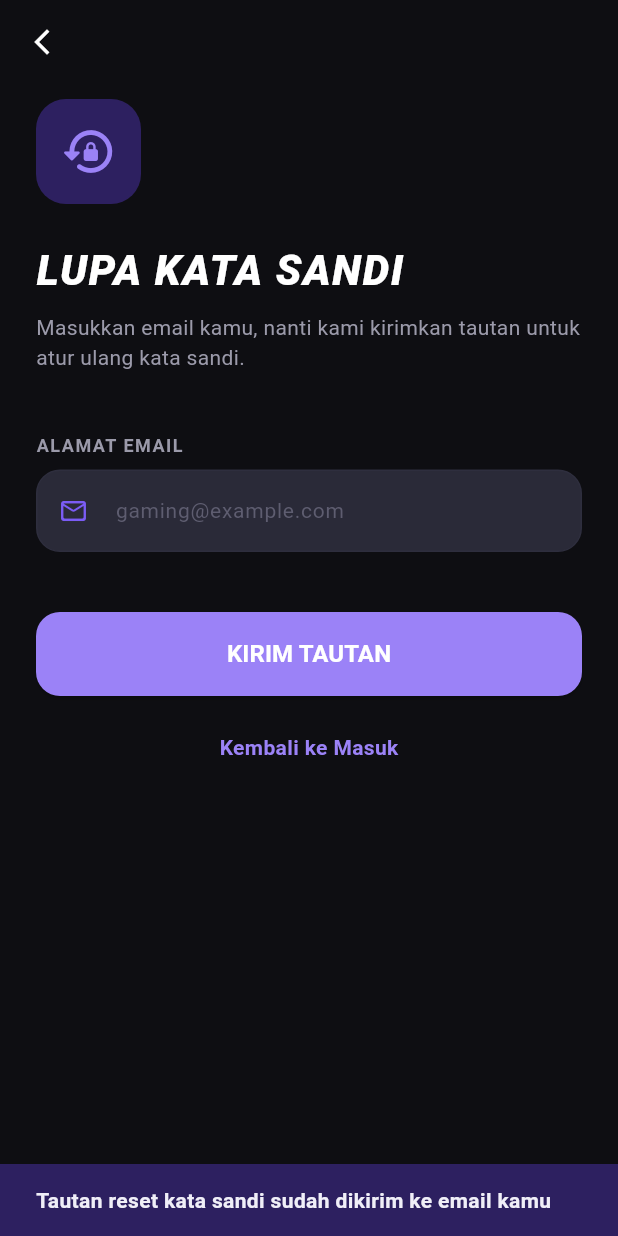
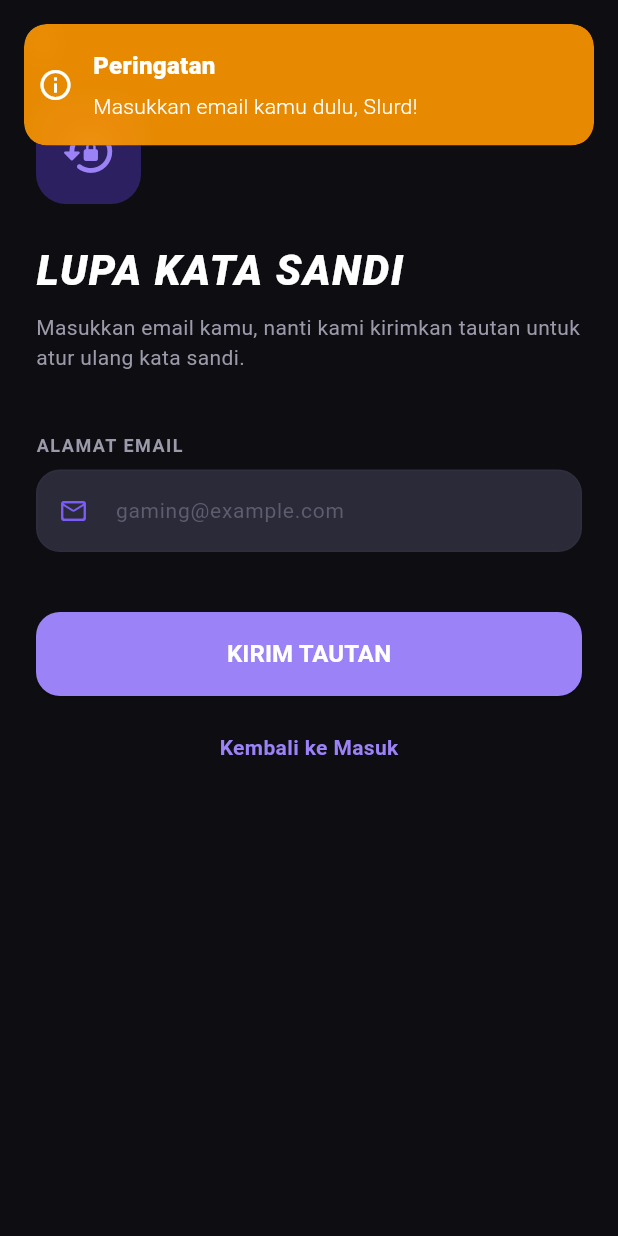
Before and after one commit to Blueeyss14/mabar-slurd, a Flutter app: the ForgotPasswordScreen screen opened directly, after a tap on "KIRIM TAUTAN", on a phone screen of 412 x 824 dp. Run offline on Flutter 3.47's test engine with Material 3 defaults, Android fonts, the phone set to English and light mode, and no system bars; our stand-ins replace auto_size_text, cloud_firestore, firebase_auth, firebase_core, flutter_local_notifications, flutter_map and 4 more; accounts and stored records are empty.

Commit message:
feat: lupa password, security rules, dan batalkan booking
- Lupa password kini benar memanggil sendPasswordResetEmail via AuthController
  (sebelumnya hanya snackbar palsu), lengkap dengan loading state
- Tambah firestore.rules: venues read-only publik, bookings hanya untuk user
  login dan tulis/ubah hanya oleh pemiliknya; didaftarkan di firebase.json
- Fitur batalkan booking: cancelBooking di FirestoreService + tombol di
  halaman detail riwayat (hanya muncul saat status Berlangsung)
- Dokumentasikan batasan race condition pada createBooking (transaction tidak
  bisa query koleksi) sebagai keputusan sadar, pre-check dipertahankan

Co-Authored-By: Claude <noreply@anthropic.com>

```diff
--- a/lib/src/feat/auth/presentation/controllers/auth_controller.dart
+++ b/lib/src/feat/auth/presentation/controllers/auth_controller.dart
@@ -109,6 +109,46 @@ class AuthController extends GetxController {
   }
 
   // ==========================================
+  // LOGIKA RESET KATA SANDI (LUPA PASSWORD)
+  // ==========================================
+  Future<bool> resetPassword(String email) async {
+    if (email.trim().isEmpty) {
+      _showSnackbar('Peringatan', 'Masukkan email kamu dulu, Slurd!', Colors.orange);
+      return false;
+    }
+
+    try {
+      isLoading.value = true;
+      await _auth.sendPasswordResetEmail(email: email.trim());
+      _showSnackbar(
+        'Terkirim',
+        'Tautan reset kata sandi sudah dikirim ke email kamu.',
+        Colors.green,
+      );
+      return true;
+    } on FirebaseAuthException catch (e) {
+      String errorMessage;
+      switch (e.code) {
+        case 'invalid-email':
+          errorMessage = 'Format email kamu salah, periksa lagi.';
+          break;
+        case 'user-not-found':
+          errorMessage = 'Email belum terdaftar, Slurd!';
+          break;
+        default:
+          errorMessage = 'Gagal mengirim tautan: ${e.message}';
+      }
+      _showSnackbar('Gagal', errorMessage, Colors.red);
+      return false;
+    } catch (e) {
+      _showSnackbar('Error', 'Gagal terhubung ke server Firebase.', Colors.red);
+      return false;
+    } finally {
+      isLoading.value = false;
+    }
+  }
+
+  // ==========================================
   // LOGIKA LOGOUT PENGGUNA
   // ==========================================
   Future<void> logoutUser() async {
--- a/lib/src/feat/auth/presentation/views/forgot_password_screen.dart
+++ b/lib/src/feat/auth/presentation/views/forgot_password_screen.dart
@@ -1,4 +1,6 @@
 import 'package:flutter/material.dart';
+import 'package:get/get.dart';
+import 'package:mabar_slurd/src/feat/auth/presentation/controllers/auth_controller.dart';
 import 'package:mabar_slurd/src/res/custom_colors.dart';
 import 'package:mabar_slurd/src/shared/components/mabar_text_field.dart';
 
@@ -10,6 +12,7 @@ class ForgotPasswordScreen extends StatefulWidget {
 }
 
 class _ForgotPasswordScreenState extends State<ForgotPasswordScreen> {
+  final AuthController authController = Get.put(AuthController());
   final TextEditingController _emailController = TextEditingController();
 
   @override
@@ -18,20 +21,10 @@ class _ForgotPasswordScreenState extends State<ForgotPasswordScreen> {
     super.dispose();
   }
 
-  void _kirimTautan() {
+  Future<void> _kirimTautan() async {
     FocusScope.of(context).unfocus();
-    ScaffoldMessenger.of(context).showSnackBar(
-      const SnackBar(
-        content: Text(
-          'Tautan reset kata sandi sudah dikirim ke email kamu',
-          style: TextStyle(
-            color: CustomColors.mabarTextPrimary,
-            fontWeight: FontWeight.bold,
-          ),
-        ),
-        backgroundColor: CustomColors.mabarPurpleBg,
-      ),
-    );
+    final sukses = await authController.resetPassword(_emailController.text);
+    if (sukses && mounted) Navigator.pop(context);
   }
 
   @override
@@ -106,7 +99,8 @@ class _ForgotPasswordScreenState extends State<ForgotPasswordScreen> {
               keyboardType: TextInputType.emailAddress,
             ),
             const SizedBox(height: 40),
-            SizedBox(
+            Obx(
+              () => SizedBox(
                 width: double.infinity,
                 height: 56,
                 child: ElevatedButton(
@@ -116,13 +110,23 @@ class _ForgotPasswordScreenState extends State<ForgotPasswordScreen> {
                       borderRadius: BorderRadius.circular(16),
                     ),
                   ),
-                onPressed: _kirimTautan,
-                child: const Text(
+                  onPressed: authController.isLoading.value ? null : _kirimTautan,
+                  child: authController.isLoading.value
+                      ? const SizedBox(
+                          width: 22,
+                          height: 22,
+                          child: CircularProgressIndicator(
+                            color: Colors.white,
+                            strokeWidth: 2.5,
+                          ),
+                        )
+                      : const Text(
                           "KIRIM TAUTAN",
                           style: TextStyle(
                             color: Colors.white,
                             fontSize: 16,
                             fontWeight: FontWeight.bold,
+                          ),
                         ),
                 ),
               ),
```
Also changed, not shown: lib/src/core/firestore_service.dart (+28 -0 lines), lib/src/feat/history/presentation/views/page/booking_history_detail_page.dart (+95 -0 lines), firebase.json, 1 other file. Lines whose indentation alone changed are shown as unchanged.
